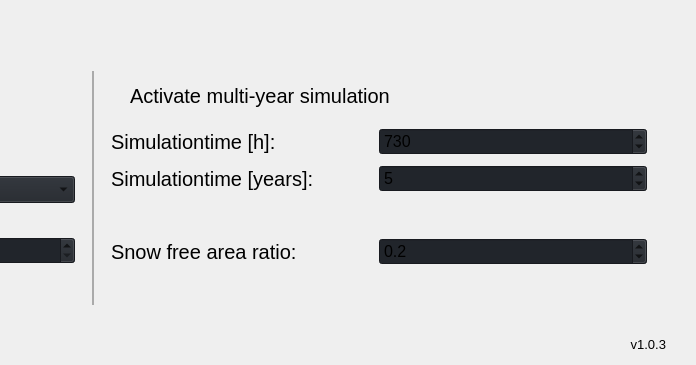
Before: the Qt Designer form main.ui in YannickApfel/Modern_GUI_GerdPy, drawn with Qt 5; both pictures show x 571 to 1267 and y 305 to 670 of the 1267 by 670 pixel window.
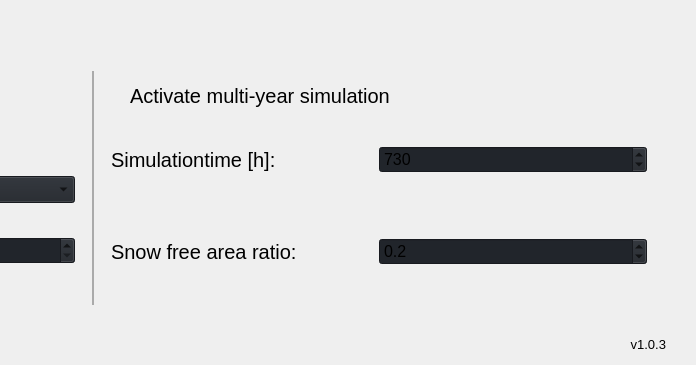
After: the same form once the commit is applied. Icons and pictures are not drawn.

```diff
--- a/main.ui
+++ b/main.ui
@@ -3470,46 +3470,6 @@
                                   </property>
                                  </widget>
                                 </item>
-                                <item row="2" column="0">
-                                 <widget class="QLabel" name="label_37">
-                                  <property name="font">
-                                   <font>
-                                    <pointsize>15</pointsize>
-                                    <italic>false</italic>
-                                    <bold>false</bold>
-                                   </font>
-                                  </property>
-                                  <property name="text">
-                                   <string>Simulationtime [years]:</string>
-                                  </property>
-                                 </widget>
-                                </item>
-                                <item row="2" column="1">
-                                 <widget class="QSpinBox" name="sb_simtime_y">
-                                  <property name="font">
-                                   <font>
-                                    <pointsize>12</pointsize>
-                                    <italic>false</italic>
-                                    <bold>false</bold>
-                                   </font>
-                                  </property>
-                                  <property name="styleSheet">
-                                   <string notr="true">background-color: rgb(33, 37, 43);</string>
-                                  </property>
-                                  <property name="minimum">
-                                   <number>2</number>
-                                  </property>
-                                  <property name="maximum">
-                                   <number>20</number>
-                                  </property>
-                                  <property name="value">
-                                   <number>5</number>
-                                  </property>
-                                  <property name="displayIntegerBase">
-                                   <number>10</number>
-                                  </property>
-                                 </widget>
-                                </item>
                                </layout>
                               </widget>
                              </item>
```
Left out of the diff: 2 changed lines with no effect on the pictures.
